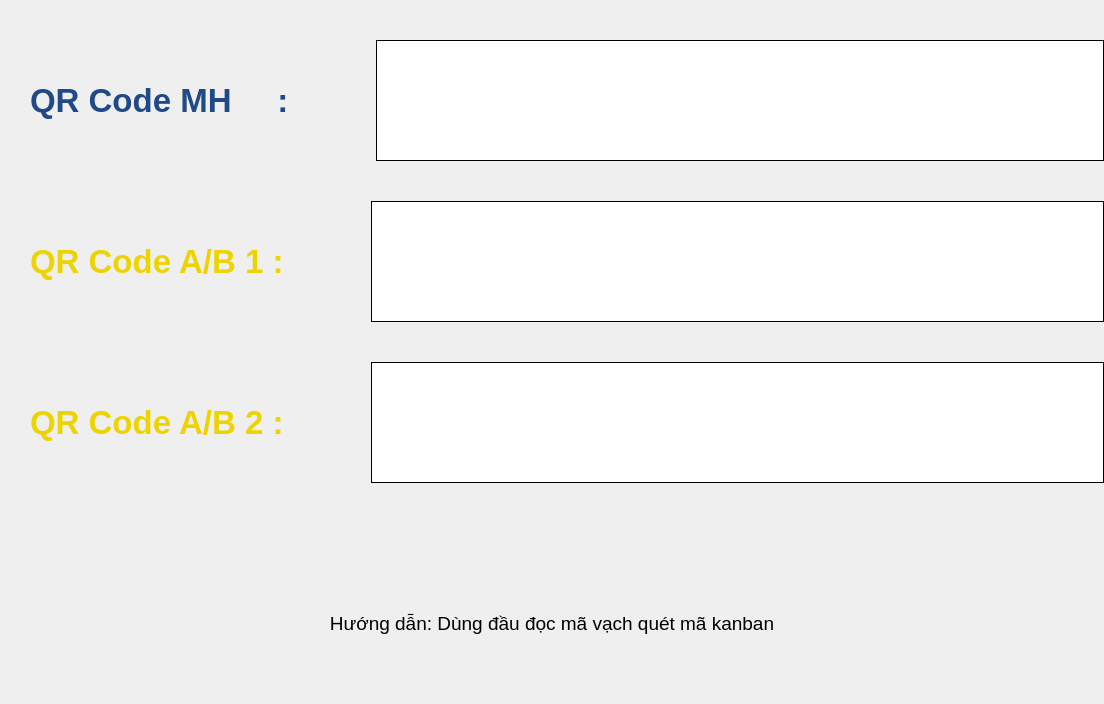
Old version of the form wScanKanbanCode.ui in the repository NguyenTrongThinh/qakensagaikan.
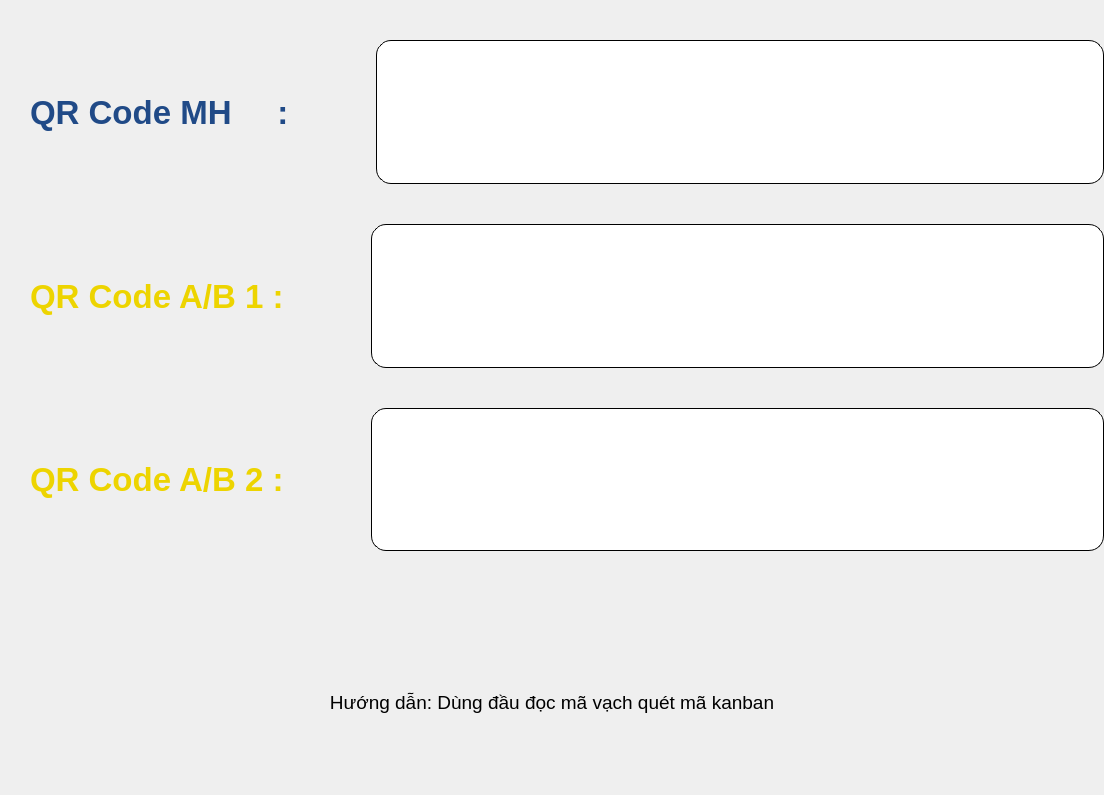
New version of the form. Icons and pictures are not drawn.

Patch:
```diff
--- a/wScanKanbanCode.ui
+++ b/wScanKanbanCode.ui
@@ -7,7 +7,7 @@
     <x>0</x>
     <y>0</y>
     <width>1104</width>
-    <height>704</height>
+    <height>795</height>
    </rect>
   </property>
   <property name="windowTitle">
@@ -116,7 +116,9 @@
           <string notr="true">color: rgb(52, 101, 164);
 border-color: rgb(46, 52, 54);
 background-color: rgb(255, 255, 255);
-border: 1px solid black</string>
+border: 1px solid black;
+border-radius: 15px
+</string>
          </property>
          <property name="text">
           <string/>
@@ -188,7 +190,8 @@
           <string notr="true">color: rgb(52, 101, 164);
 border-color: rgb(46, 52, 54);
 background-color: rgb(255, 255, 255);
-border: 1px solid black</string>
+border: 1px solid black;
+border-radius: 15px</string>
          </property>
          <property name="text">
           <string/>
@@ -257,7 +260,8 @@
           <string notr="true">color: rgb(52, 101, 164);
 border-color: rgb(46, 52, 54);
 background-color: rgb(255, 255, 255);
-border: 1px solid black</string>
+border: 1px solid black;
+border-radius: 15px</string>
          </property>
          <property name="text">
           <string/>
```
